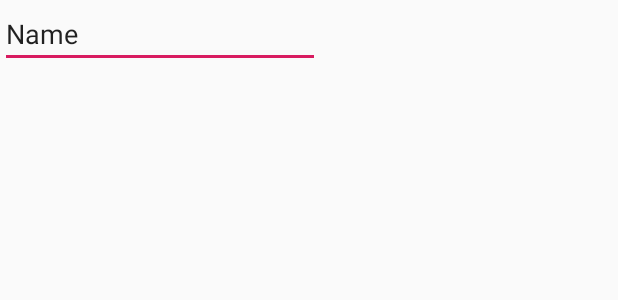
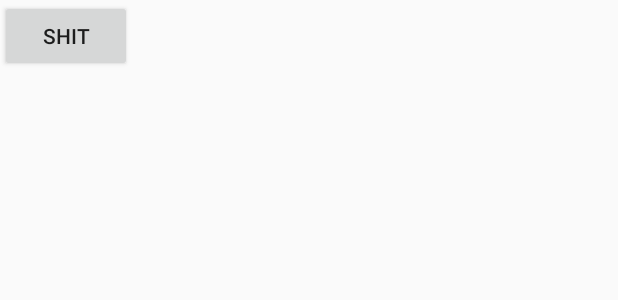
Before and after one commit to TGKar/Hraimhackaton, an Android app: the layout activity_main.xml on its own in the app's theme, with its tools: preview values and no code run, on a phone screen of 412 x 824 dp. Shown: the top 300 px of the screen. Run offline under Robolectric (Android 15) with nearby library versions, the phone set to English and light mode, and no system bars.

Commit message:
I wrote something on Android

```diff
--- a/app/src/main/AndroidManifest.xml
+++ b/app/src/main/AndroidManifest.xml
@@ -9,6 +9,8 @@
         android:roundIcon="@mipmap/ic_launcher_round"
         android:supportsRtl="true"
         android:theme="@style/AppTheme">
+        <activity android:name=".RiderScreen"></activity>
+        <activity android:name=".DriverScreen" />
         <activity android:name=".MainActivity">
             <intent-filter>
                 <action android:name="android.intent.action.MAIN" />
--- a/app/src/main/res/layout/activity_main.xml
+++ b/app/src/main/res/layout/activity_main.xml
@@ -26,14 +26,13 @@
         tools:layout_editor_absoluteX="16dp"
         tools:layout_editor_absoluteY="317dp"/>
 
-    <EditText
-        android:id="@+id/editText"
+    <Button
+        android:id="@+id/button3"
         android:layout_width="wrap_content"
         android:layout_height="wrap_content"
-        android:ems="10"
-        android:inputType="textPersonName"
-        android:text="Name"
-        tools:layout_editor_absoluteX="136dp"
-        tools:layout_editor_absoluteY="597dp" />
+        android:onClick="sendMessage"
+        android:text="SHIT"
+        tools:layout_editor_absoluteX="161dp"
+        tools:layout_editor_absoluteY="341dp" />
 
 </android.support.constraint.ConstraintLayout>
```
Also changed, not shown: app/src/main/java/com/example/hraimackaton/DriverScreen.java (added, +13 -0 lines), app/src/main/java/com/example/hraimackaton/MainActivity.java (+15 -2 lines), app/src/main/java/com/example/hraimackaton/RiderScreen.java (added, +13 -0 lines), app/src/main/res/layout/activity_driver_screen.xml (added, +9 -0 lines), app/src/main/res/layout/activity_rider_screen.xml (added, +9 -0 lines).
